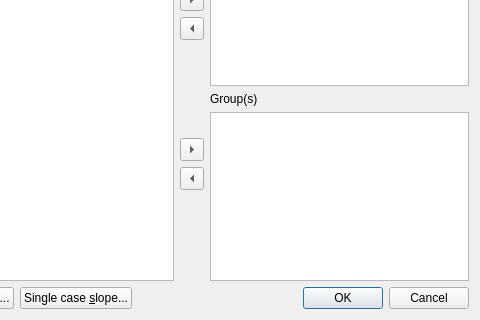
Before: the Qt Designer form cogstat/ui/compare_groups.ui in cogstat/cogstat, drawn with Qt 5; both pictures show x 97 to 577 and y 114 to 434 of the 577 by 434 pixel window.
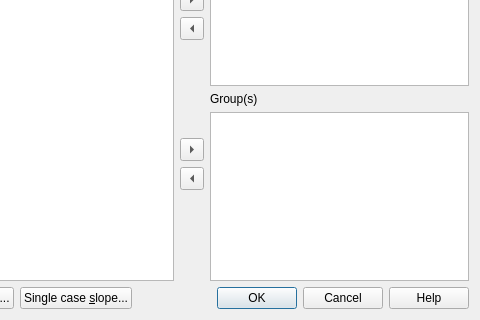
After: the same form once the commit is applied.

Commit message: Add Help buttons to dialogs

```diff
--- a/cogstat/ui/compare_groups.ui
+++ b/cogstat/ui/compare_groups.ui
@@ -184,11 +184,17 @@
      </item>
      <item>
       <widget class="QDialogButtonBox" name="buttonBox">
+       <property name="sizePolicy">
+        <sizepolicy hsizetype="Fixed" vsizetype="Fixed">
+         <horstretch>0</horstretch>
+         <verstretch>0</verstretch>
+        </sizepolicy>
+       </property>
        <property name="orientation">
         <enum>Qt::Horizontal</enum>
        </property>
        <property name="standardButtons">
-        <set>QDialogButtonBox::Cancel|QDialogButtonBox::Ok</set>
+        <set>QDialogButtonBox::Cancel|QDialogButtonBox::Help|QDialogButtonBox::Ok</set>
        </property>
        <property name="centerButtons">
         <bool>false</bool>
```
The commit also changes 40 other files.
